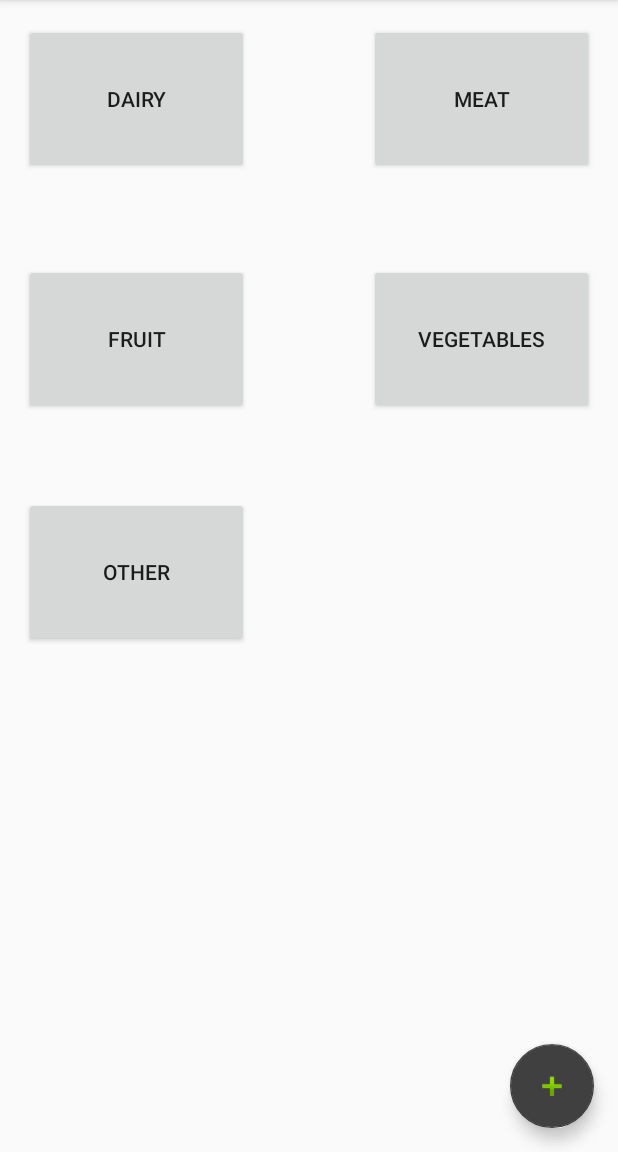
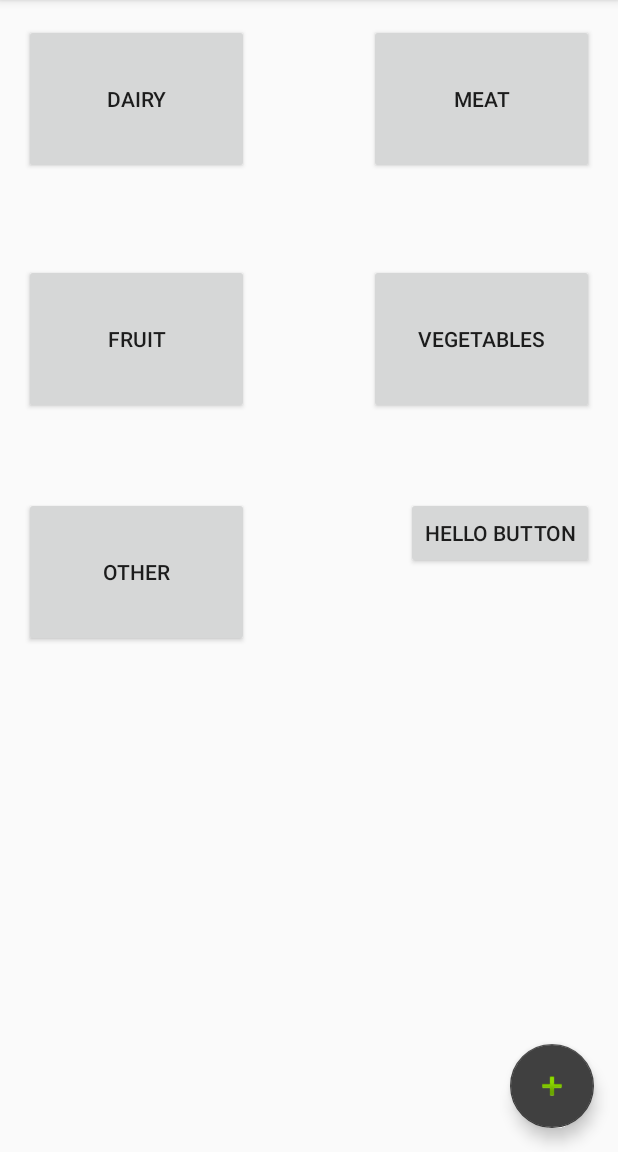
Before and after one commit to idonorchidinma/cooknow, an Android app: the screen it shows after launch (MainActivity), on a phone screen of 412 x 824 dp, the part 84-1236 px from its top. Run offline under Robolectric (Android 15) with nearby library versions, the light colour scheme and no system bars.

Commit message:
Added test button

```diff
--- a/CookNow/app/src/main/java/com/example/tony/cooknow/MainActivity.java
+++ b/CookNow/app/src/main/java/com/example/tony/cooknow/MainActivity.java
@@ -27,6 +27,9 @@ public class MainActivity extends AppCompatActivity {
     /** The button that brings to the list menu containing vegetables.*/
     private Button myVegetablesButton;
 
+    /** Test button. */
+    private Button myButtonX;
+
     @Override
     protected void onCreate(Bundle savedInstanceState) {
         // Sets up activity
@@ -40,12 +43,14 @@ public class MainActivity extends AppCompatActivity {
         myMeatButton = (Button)findViewById(R.id.MEAT_BUTTON);
         myFruitButton = (Button)findViewById(R.id.FRUIT_BUTTON);
         myVegetablesButton = (Button)findViewById(R.id.VEGETABLES_BUTTON);
+        myButtonX = (Button)findViewById(R.id.BUTTON_X);
 
         // ADDS BUTTON LISTENERS TO BUTTONS
         myDairyButton.setOnClickListener(new ActivityOnClickListener(new DairyActivity()));
         myMeatButton.setOnClickListener(new ActivityOnClickListener(new MeatActivity()));
         myFruitButton.setOnClickListener(new ActivityOnClickListener(new FruitActivity()));
         myVegetablesButton.setOnClickListener(new ActivityOnClickListener(new VegetablesActivity()));
+        myButtonX.setOnClickListener(new TestListener());
 
 
         FloatingActionButton fab = (FloatingActionButton) findViewById(R.id.fab);
@@ -101,4 +106,13 @@ public class MainActivity extends AppCompatActivity {
             startActivity(newIntent);
         }
     }
+
+    private class TestListener implements View.OnClickListener {
+
+        @Override
+        public void onClick(final View theButton) {
+            Toast.makeText(MainActivity.this,"THE BUTON X WAS PRESSED",
+                    Toast.LENGTH_SHORT).show();
+        }
+    }
 }
--- a/CookNow/app/src/main/res/layout/content_main.xml
+++ b/CookNow/app/src/main/res/layout/content_main.xml
@@ -58,4 +58,13 @@
         android:layout_alignParentLeft="true"
         android:layout_alignParentStart="true"
         android:layout_marginTop="55dp" />
+
+    <Button
+        android:layout_width="wrap_content"
+        android:layout_height="wrap_content"
+        android:text="hello button"
+        android:id="@+id/BUTTON_X"
+        android:layout_alignTop="@+id/OTHER_BUTTON"
+        android:layout_alignParentRight="true"
+        android:layout_alignParentEnd="true" />
 </RelativeLayout>
```
